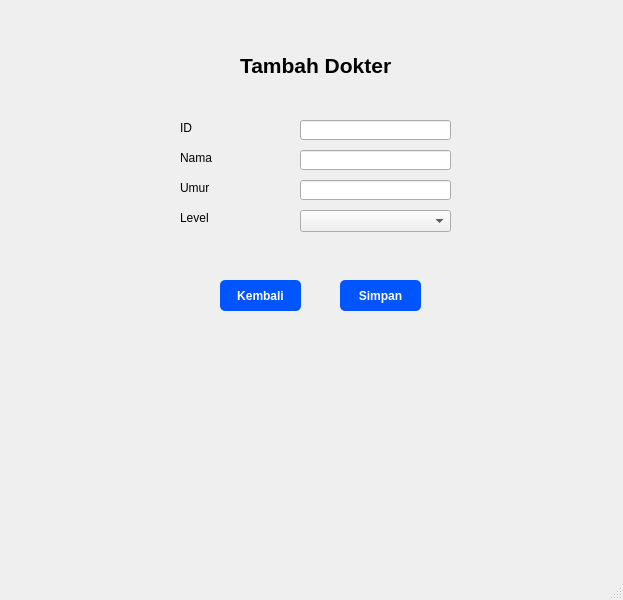
naylasalsdev-project/SudiKasusUAS, file form_insert_data_dokter.ui: the form before one commit.
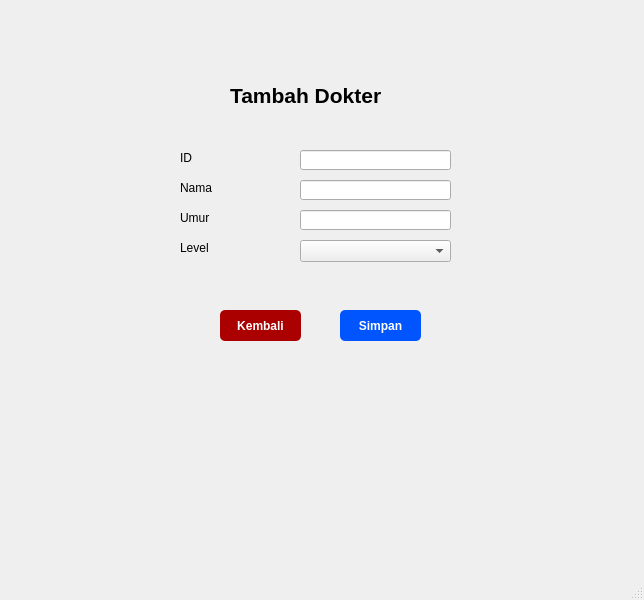
The form after the commit.

Patch:
```diff
--- a/form_insert_data_dokter.ui
+++ b/form_insert_data_dokter.ui
@@ -6,7 +6,7 @@
    <rect>
     <x>0</x>
     <y>0</y>
-    <width>623</width>
+    <width>644</width>
     <height>600</height>
    </rect>
   </property>
@@ -17,8 +17,8 @@
    <widget class="QLabel" name="label">
     <property name="geometry">
      <rect>
-      <x>240</x>
-      <y>40</y>
+      <x>230</x>
+      <y>70</y>
       <width>271</width>
       <height>51</height>
      </rect>
@@ -38,7 +38,7 @@
     <property name="geometry">
      <rect>
       <x>180</x>
-      <y>120</y>
+      <y>150</y>
       <width>81</width>
       <height>16</height>
      </rect>
@@ -51,7 +51,7 @@
     <property name="geometry">
      <rect>
       <x>180</x>
-      <y>150</y>
+      <y>180</y>
       <width>81</width>
       <height>16</height>
      </rect>
@@ -64,7 +64,7 @@
     <property name="geometry">
      <rect>
       <x>180</x>
-      <y>180</y>
+      <y>210</y>
       <width>81</width>
       <height>16</height>
      </rect>
@@ -77,7 +77,7 @@
     <property name="geometry">
      <rect>
       <x>180</x>
-      <y>210</y>
+      <y>240</y>
       <width>81</width>
       <height>16</height>
      </rect>
@@ -90,7 +90,7 @@
     <property name="geometry">
      <rect>
       <x>300</x>
-      <y>210</y>
+      <y>240</y>
       <width>151</width>
       <height>22</height>
      </rect>
@@ -100,7 +100,7 @@
     <property name="geometry">
      <rect>
       <x>300</x>
-      <y>120</y>
+      <y>150</y>
       <width>151</width>
       <height>20</height>
      </rect>
@@ -110,7 +110,7 @@
     <property name="geometry">
      <rect>
       <x>300</x>
-      <y>150</y>
+      <y>180</y>
       <width>151</width>
       <height>20</height>
      </rect>
@@ -120,7 +120,7 @@
     <property name="geometry">
      <rect>
       <x>300</x>
-      <y>180</y>
+      <y>210</y>
       <width>151</width>
       <height>20</height>
      </rect>
@@ -130,7 +130,7 @@
     <property name="geometry">
      <rect>
       <x>340</x>
-      <y>280</y>
+      <y>310</y>
       <width>81</width>
       <height>31</height>
      </rect>
@@ -157,7 +157,7 @@
     <property name="geometry">
      <rect>
       <x>220</x>
-      <y>280</y>
+      <y>310</y>
       <width>81</width>
       <height>31</height>
      </rect>
@@ -170,11 +170,12 @@
     </property>
     <property name="styleSheet">
      <string notr="true">QPushButton {
-    background-color: rgb(0, 85, 255);
+    background-color: rgb(170, 0, 0);
     color: white;
     border-radius: 5px;   
     padding: 6px;           
-}</string>
+}
+</string>
     </property>
     <property name="text">
      <string>Kembali</string>
```
Left out of the diff: 4 changed lines with no effect on the pictures.
